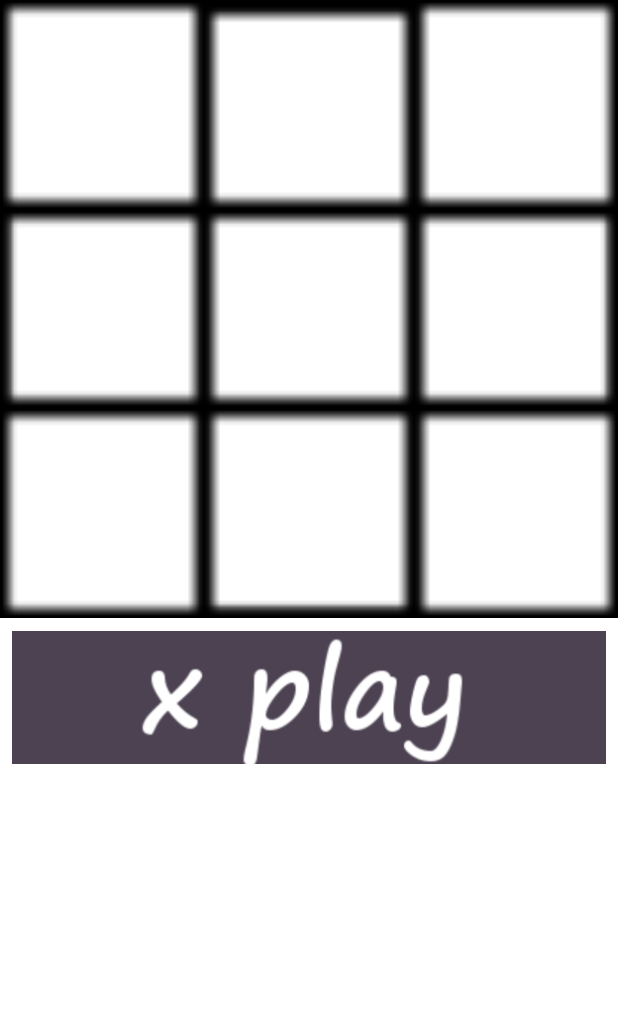
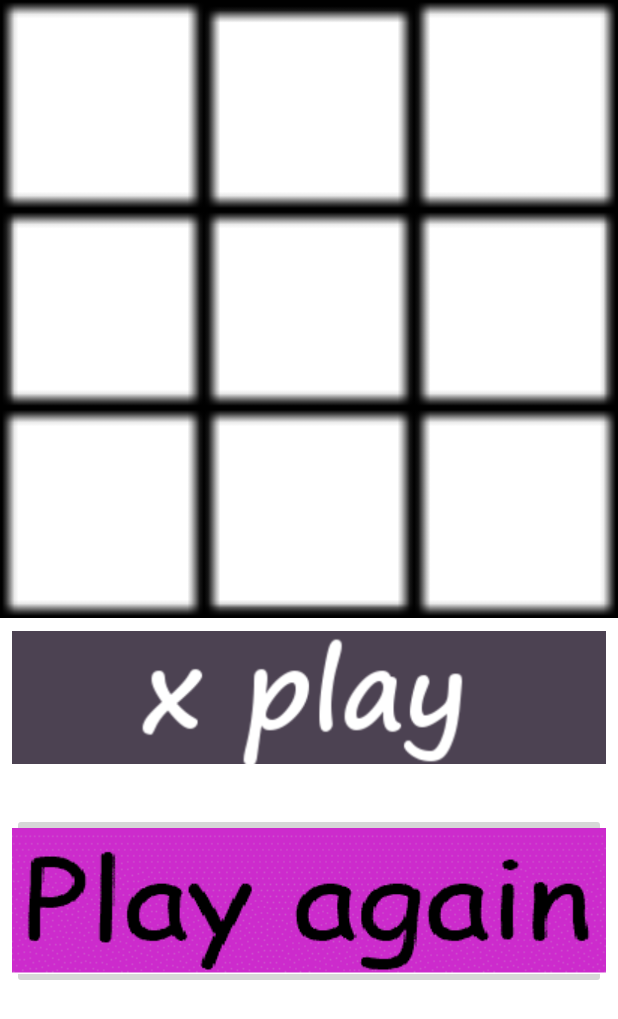
Before and after one commit to thcr1/TicTacToe_tal_and_eden, an Android app: the layout activity_main.xml on its own in the app's theme, with its tools: preview values and no code run, on a phone screen of 412 x 824 dp. Shown: the top 1019 px of the screen. Run offline under Robolectric (Android 15) with nearby library versions, the phone set to English and light mode, and no system bars.

Commit message:
finish replay function, add comments, pretty code

```diff
--- a/app/src/main/res/layout/activity_main.xml
+++ b/app/src/main/res/layout/activity_main.xml
@@ -128,17 +128,18 @@
         app:layout_constraintTop_toBottomOf="@+id/tiktaktoe_btn8"
         app:srcCompat="@drawable/xplay" />
 
-    <ImageView
-        android:id="@+id/tiktaktoe_replay"
+    <ImageButton
+        android:id="@+id/tictactoe_replay"
         android:layout_width="0dp"
         android:layout_height="wrap_content"
         android:layout_marginStart="8dp"
-        android:layout_marginTop="8dp"
+        android:layout_marginTop="32dp"
         android:layout_marginEnd="8dp"
-        android:visibility="invisible"
+        android:src="@drawable/replay"
+        android:visibility="visible"
         app:layout_constraintEnd_toEndOf="parent"
+        app:layout_constraintHorizontal_bias="0.0"
         app:layout_constraintStart_toStartOf="parent"
-        app:layout_constraintTop_toBottomOf="@+id/tiktaktoe_text"
-        app:srcCompat="@drawable/replay" />
+        app:layout_constraintTop_toBottomOf="@+id/tiktaktoe_text" />
 
 </androidx.constraintlayout.widget.ConstraintLayout>
```
Also changed, not shown: app/src/main/java/com/example/tictactoe/MainActivity.java (+29 -9 lines).
